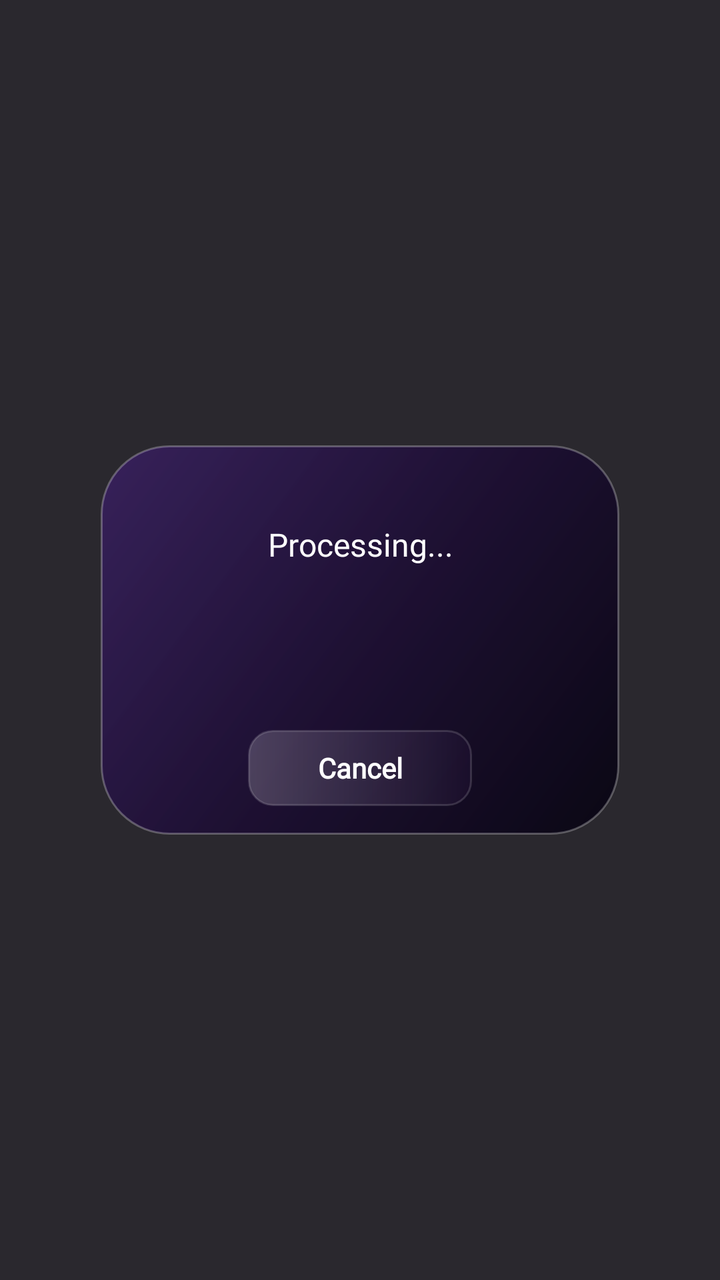
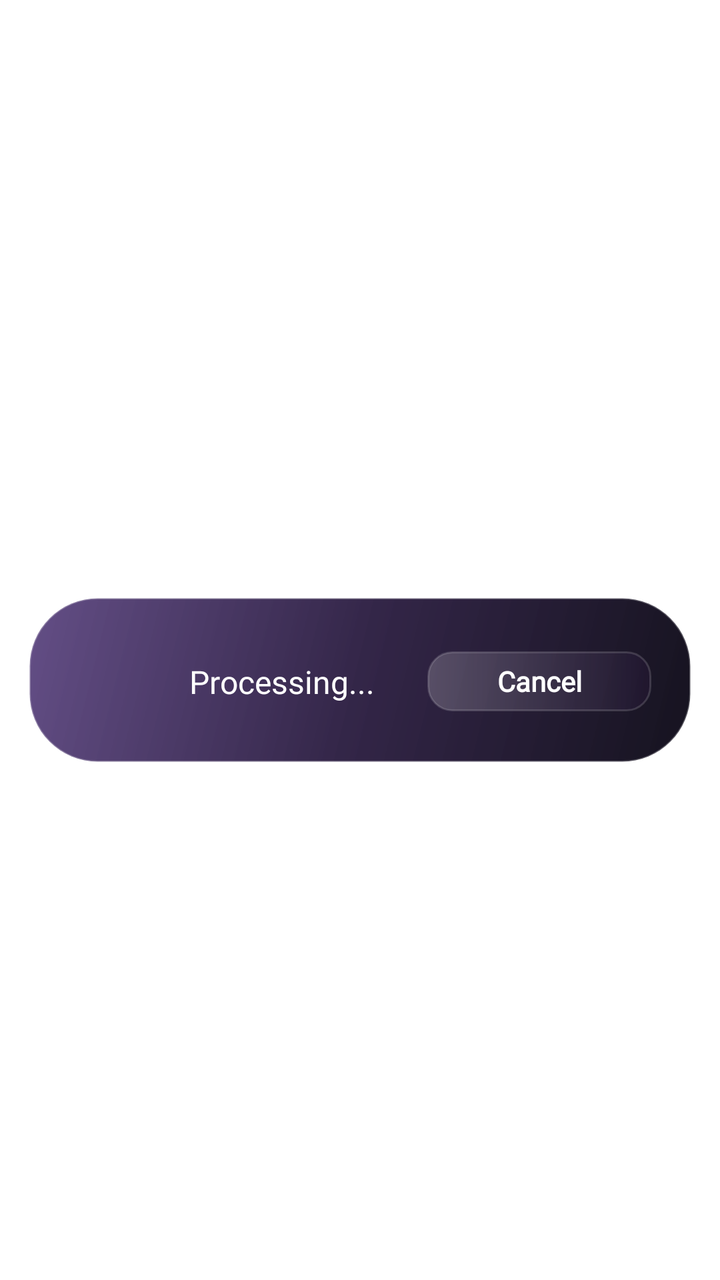

Compare the two renders of this Android layout. The source of the first and the diff that turns it into the second are given below.
<!-- AndroidManifest.xml: application theme Theme.BaseProject -->
<!-- res/layout/dialog_loading.xml -->
<?xml version="1.0" encoding="utf-8"?>
<androidx.constraintlayout.widget.ConstraintLayout xmlns:android="http://schemas.android.com/apk/res/android"
    xmlns:app="http://schemas.android.com/apk/res-auto"
    android:layout_width="match_parent"
    android:layout_height="match_parent"
    android:background="#D905030A">

    <View
        android:id="@+id/loadingCard"
        android:layout_width="0dp"
        android:layout_height="0dp"
        android:background="@drawable/bg_modal_glass"
        app:layout_constraintBottom_toBottomOf="parent"
        app:layout_constraintDimensionRatio="280:210"
        app:layout_constraintEnd_toEndOf="parent"
        app:layout_constraintStart_toStartOf="parent"
        app:layout_constraintTop_toTopOf="parent"
        app:layout_constraintWidth_percent="0.72" />

    <TextView
        android:id="@+id/tvLoadingMessage"
        android:layout_width="0dp"
        android:layout_height="wrap_content"
        android:layout_marginHorizontal="20dp"
        android:layout_marginBottom="16dp"
        android:ellipsize="end"
        android:fontFamily="@font/inter_black"
        android:gravity="center"
        android:maxLines="1"
        android:text="Processing..."
        android:textColor="@color/white"
        android:textSize="16sp"
        app:layout_constraintBottom_toTopOf="@id/progress_circular"
        app:layout_constraintEnd_toEndOf="@id/loadingCard"
        app:layout_constraintStart_toStartOf="@id/loadingCard" />

    <ProgressBar
        android:id="@+id/progress_circular"
        style="@style/Widget.AppCompat.ProgressBar"
        android:layout_width="48dp"
        android:layout_height="48dp"
        android:layout_gravity="center"
        android:indeterminate="true"
        android:indeterminateTint="#DCCBFF"
        android:visibility="visible"
        app:layout_constraintBottom_toBottomOf="@id/loadingCard"
        app:layout_constraintEnd_toEndOf="@id/loadingCard"
        app:layout_constraintStart_toStartOf="@id/loadingCard"
        app:layout_constraintTop_toTopOf="@id/loadingCard"
        app:layout_constraintVertical_bias="0.52" />

    <TextView
        android:id="@+id/btnCancel"
        android:layout_width="wrap_content"
        android:layout_height="38dp"
        android:layout_marginTop="18dp"
        android:background="@drawable/bg_glass_chip"
        android:fontFamily="@font/inter_black"
        android:gravity="center"
        android:minWidth="112dp"
        android:paddingHorizontal="24dp"
        android:text="Cancel"
        android:textAllCaps="false"
        android:textColor="@color/white"
        android:textSize="14sp"
        android:textStyle="bold"
        android:translationZ="100dp"
        app:layout_constraintEnd_toEndOf="@id/progress_circular"
        app:layout_constraintStart_toStartOf="@id/progress_circular"
        app:layout_constraintTop_toBottomOf="@id/progress_circular" />

</androidx.constraintlayout.widget.ConstraintLayout>
<!-- resources referenced by this layout -->
<resources>
  <color name="white">#FFFFFFFF</color>
  <!-- drawable bg_glass_chip (drawable) -->
  <?xml version="1.0" encoding="utf-8"?>
  <shape xmlns:android="http://schemas.android.com/apk/res/android">
      <gradient
          android:angle="0"
          android:endColor="#223A185B"
          android:startColor="#33FFFFFF" />
      <corners android:radius="12dp" />
      <stroke
          android:width="1dp"
          android:color="#26FFFFFF" />
  </shape>
  <!-- drawable bg_modal_glass (drawable) -->
  <?xml version="1.0" encoding="utf-8"?>
  <shape xmlns:android="http://schemas.android.com/apk/res/android">
      <gradient
          android:angle="315"
          android:centerColor="#E51C0D33"
          android:endColor="#F1080512"
          android:startColor="#C93A1F66" />
      <corners android:radius="34dp" />
      <stroke
          android:width="1dp"
          android:color="#44FFFFFF" />
  </shape>
  <style name="Theme.BaseProject" parent="Base.Theme.BaseProject" />
  <style name="Base.Theme.BaseProject" parent="Theme.MaterialComponents.Light.NoActionBar">
          
          <item name="colorPrimary">@color/purple_500</item>
          <item name="colorPrimaryVariant">@color/purple_700</item>
          <item name="colorOnPrimary">@color/white</item>
          
          <item name="colorSecondary">@color/teal_200</item>
          <item name="colorSecondaryVariant">@color/teal_700</item>
          <item name="colorOnSecondary">@color/black</item>
          
          <item name="android:statusBarColor">?attr/colorPrimaryVariant</item>
          
          
          <item name="android:colorControlHighlight">@color/ripple_color_main</item>
      </style>
  <color name="purple_500">#FF6200EE</color>
  <color name="purple_700">#FF3700B3</color>
  <color name="teal_200">#FF03DAC5</color>
  <color name="teal_700">#FF018786</color>
  <color name="black">#FF000000</color>
  <color name="ripple_color_main">#2DE14EFE</color>
</resources>

<!-- the commit's change to res/layout/dialog_loading.xml (unified diff, before → after) -->
@@ -2,37 +2,36 @@
 <androidx.constraintlayout.widget.ConstraintLayout xmlns:android="http://schemas.android.com/apk/res/android"
     xmlns:app="http://schemas.android.com/apk/res-auto"
     android:layout_width="match_parent"
-    android:layout_height="match_parent"
-    android:background="#D905030A">
+    android:layout_height="wrap_content">
 
     <View
         android:id="@+id/loadingCard"
         android:layout_width="0dp"
         android:layout_height="0dp"
+        android:layout_marginTop="40dp"
         android:background="@drawable/bg_modal_glass"
         app:layout_constraintBottom_toBottomOf="parent"
-        app:layout_constraintDimensionRatio="280:210"
+        app:layout_constraintDimensionRatio="2:0.5"
         app:layout_constraintEnd_toEndOf="parent"
         app:layout_constraintStart_toStartOf="parent"
         app:layout_constraintTop_toTopOf="parent"
-        app:layout_constraintWidth_percent="0.72" />
+        app:layout_constraintWidth_percent="0.92" />
 
     <TextView
         android:id="@+id/tvLoadingMessage"
-        android:layout_width="0dp"
+        android:layout_width="wrap_content"
         android:layout_height="wrap_content"
-        android:layout_marginHorizontal="20dp"
-        android:layout_marginBottom="16dp"
         android:ellipsize="end"
         android:fontFamily="@font/inter_black"
         android:gravity="center"
+        android:layout_marginStart="12dp"
         android:maxLines="1"
         android:text="Processing..."
         android:textColor="@color/white"
         android:textSize="16sp"
-        app:layout_constraintBottom_toTopOf="@id/progress_circular"
-        app:layout_constraintEnd_toEndOf="@id/loadingCard"
-        app:layout_constraintStart_toStartOf="@id/loadingCard" />
+        app:layout_constraintBottom_toBottomOf="@id/progress_circular"
+        app:layout_constraintTop_toTopOf="@id/progress_circular"
+        app:layout_constraintStart_toEndOf="@id/progress_circular" />
 
     <ProgressBar
         android:id="@+id/progress_circular"
@@ -41,10 +40,10 @@
         android:layout_height="48dp"
         android:layout_gravity="center"
         android:indeterminate="true"
+        android:layout_marginStart="20dp"
         android:indeterminateTint="#DCCBFF"
         android:visibility="visible"
         app:layout_constraintBottom_toBottomOf="@id/loadingCard"
-        app:layout_constraintEnd_toEndOf="@id/loadingCard"
         app:layout_constraintStart_toStartOf="@id/loadingCard"
         app:layout_constraintTop_toTopOf="@id/loadingCard"
         app:layout_constraintVertical_bias="0.52" />
@@ -52,21 +51,21 @@
     <TextView
         android:id="@+id/btnCancel"
         android:layout_width="wrap_content"
-        android:layout_height="38dp"
-        android:layout_marginTop="18dp"
+        android:layout_height="30dp"
         android:background="@drawable/bg_glass_chip"
         android:fontFamily="@font/inter_black"
         android:gravity="center"
+        android:layout_marginEnd="20dp"
         android:minWidth="112dp"
-        android:paddingHorizontal="24dp"
+        android:paddingHorizontal="14dp"
         android:text="Cancel"
         android:textAllCaps="false"
         android:textColor="@color/white"
         android:textSize="14sp"
         android:textStyle="bold"
         android:translationZ="100dp"
-        app:layout_constraintEnd_toEndOf="@id/progress_circular"
-        app:layout_constraintStart_toStartOf="@id/progress_circular"
-        app:layout_constraintTop_toBottomOf="@id/progress_circular" />
+        app:layout_constraintEnd_toEndOf="@id/loadingCard"
+        app:layout_constraintTop_toTopOf="@id/progress_circular"
+        app:layout_constraintBottom_toBottomOf="@id/progress_circular"/>
 
 </androidx.constraintlayout.widget.ConstraintLayout>
